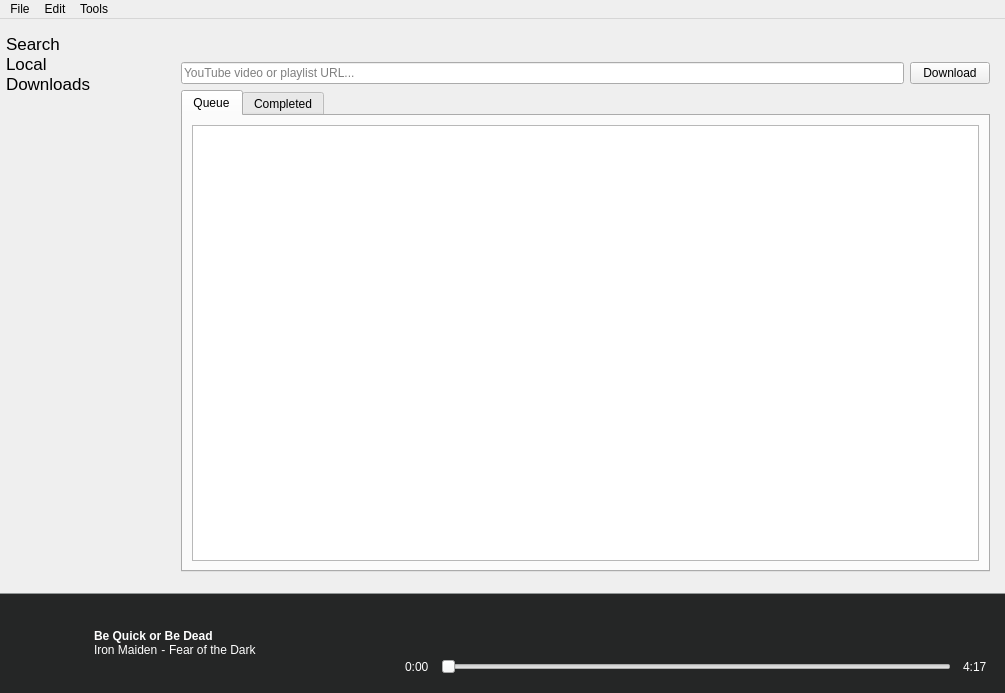
Above: res/ui/mainwindow.ui from Docheinstein/music-dragon before the change. Below: the same form after it.
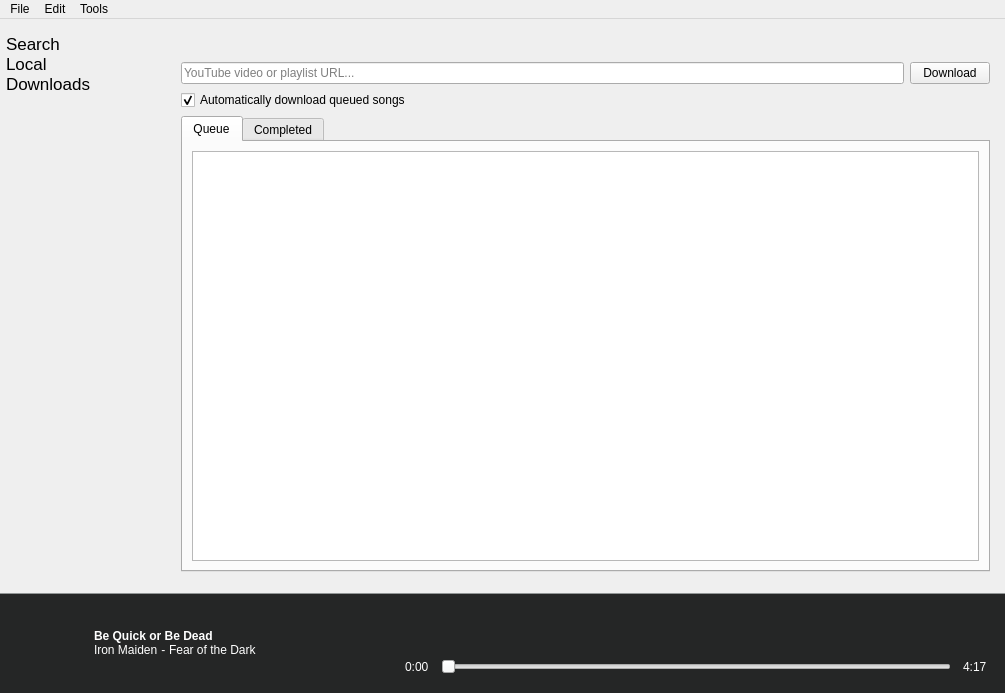
That is the form after the change. The open tabs and pages were chosen to show the change. Icons and pictures are not drawn. Custom widgets are drawn as their Qt base class.

Commit message: Optionally disable automatic download of queued songs

The edit to the form file:
```diff
--- a/res/ui/mainwindow.ui
+++ b/res/ui/mainwindow.ui
@@ -462,6 +462,16 @@
               </item>
              </layout>
             </item>
+            <item>
+             <widget class="QCheckBox" name="autoDownloadQueuedCheck">
+              <property name="text">
+               <string>Automatically download queued songs</string>
+              </property>
+              <property name="checked">
+               <bool>true</bool>
+              </property>
+             </widget>
+            </item>
             <item>
              <widget class="QTabWidget" name="downloadsTabs">
               <property name="currentIndex">
```
Left out of the diff: 2 changed lines with no effect on the pictures. The commit also changes 7 other files.
